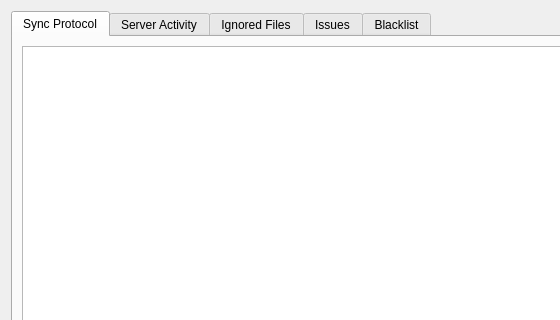
nextcloud/desktop, file src/gui/activitywidget.ui: the form before one commit; both pictures show x 0 to 560 and y 0 to 320 of the 672 by 640 pixel window.
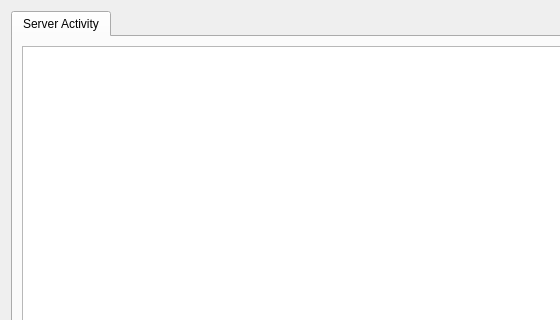
The form after the commit.

Commit message:
ActivityWidget UI: Remove the preconfigured tabs from the tabwidget.
It is better to create the tabs from the code in SettingsDialog.

```diff
--- a/src/gui/activitywidget.ui
+++ b/src/gui/activitywidget.ui
@@ -27,7 +27,7 @@
      </property>
      <widget class="QWidget" name="protocolTab">
       <attribute name="title">
-       <string>Sync Protocol</string>
+       <string>Server Activity</string>
       </attribute>
       <layout class="QGridLayout" name="gridLayout">
        <item row="0" column="0">
@@ -42,26 +42,6 @@
        </item>
       </layout>
      </widget>
-     <widget class="QWidget" name="serverActivityTab">
-      <attribute name="title">
-       <string>Server Activity</string>
-      </attribute>
-     </widget>
-     <widget class="QWidget" name="ignoresTab">
-      <attribute name="title">
-       <string>Ignored Files</string>
-      </attribute>
-     </widget>
-     <widget class="QWidget" name="issuesTab">
-      <attribute name="title">
-       <string>Issues</string>
-      </attribute>
-     </widget>
-     <widget class="QWidget" name="tab">
-      <attribute name="title">
-       <string>Blacklist</string>
-      </attribute>
-     </widget>
     </widget>
    </item>
   </layout>
```
Left out of the diff: 2 changed lines with no effect on the pictures.
